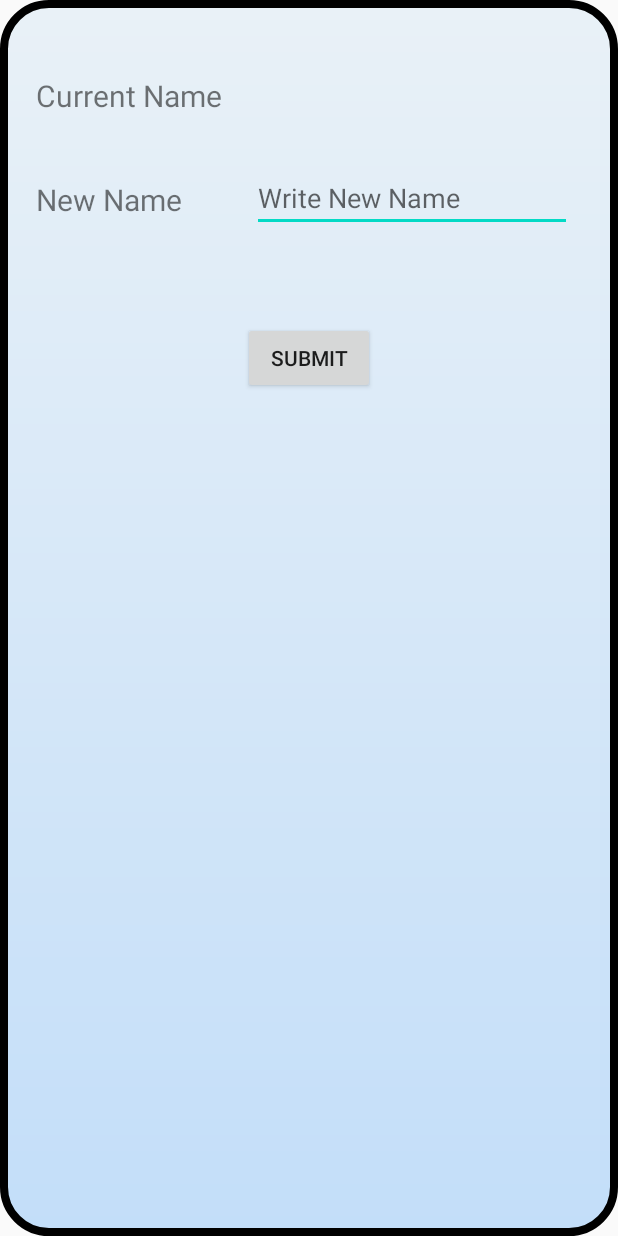
After one commit to akuldr67/DotJoin, an Android app: the ChangeName screen opened directly, with no data from a screen before it, on a phone screen of 412 x 824 dp. The commit adds this screen. Run offline under Robolectric (Android 15) with nearby library versions, the phone set to English and light mode, and no system bars.

Commit message:
Settings menu added to change name and view about game and developers

```diff
--- a/app/build.gradle
+++ b/app/build.gradle
@@ -42,5 +42,4 @@ dependencies {
     implementation 'androidx.recyclerview:recyclerview:1.2.0-alpha03'
 
 
-
 }
--- /dev/null
+++ b/app/src/main/java/com/example/dotjoin/ChangeName.java
@@ -0,0 +1,62 @@
+package com.example.dotjoin;
+
+import androidx.appcompat.app.AppCompatActivity;
+
+import android.content.Context;
+import android.content.SharedPreferences;
+import android.os.Bundle;
+import android.view.View;
+import android.widget.Button;
+import android.widget.EditText;
+import android.widget.TextView;
+import android.widget.Toast;
+
+public class ChangeName extends AppCompatActivity {
+    private SharedPreferences mSharedPreferences;
+    private SharedPreferences.Editor myEdit;
+    private String mCurrentUserName;
+
+    private TextView currentName;
+    private EditText newName;
+    private Button submitButton;
+    private String newNameWritten;
+
+    @Override
+    protected void onCreate(Bundle savedInstanceState) {
+        super.onCreate(savedInstanceState);
+        setContentView(R.layout.activity_change_name);
+
+        mSharedPreferences = getSharedPreferences("com.example.dotjoin.file", Context.MODE_PRIVATE);
+        mCurrentUserName=mSharedPreferences.getString("UserName","");
+
+        currentName = findViewById(R.id.currentNameValue);
+        currentName.setText(mCurrentUserName);
+
+        newName = findViewById(R.id.NewNameValue);
+
+        newNameWritten = newName.getText().toString();
+
+        submitButton = findViewById(R.id.SubmitName);
+
+        submitButton.setOnClickListener(new View.OnClickListener() {
+            @Override
+            public void onClick(View v) {
+                newNameWritten = newName.getText().toString();
+                if(newNameWritten.equals("")){
+                    Toast.makeText(getApplicationContext(),"Please enter something",Toast.LENGTH_SHORT).show();
+                }
+                else{
+                    newName.setText("");
+                    myEdit=mSharedPreferences.edit();
+                    mCurrentUserName = newNameWritten;
+                    myEdit.putString("UserName",mCurrentUserName);
+                    myEdit.apply();
+                    Toast.makeText(getApplicationContext(),"Name changed Successfully",Toast.LENGTH_SHORT).show();
+                    finish();
+//                    startActivity(getIntent());
+                }
+            }
+        });
+
+    }
+}
--- a/app/src/main/java/com/example/dotjoin/WaitingPlace.java
+++ b/app/src/main/java/com/example/dotjoin/WaitingPlace.java
@@ -214,6 +214,7 @@ public class WaitingPlace extends AppCompatActivity {
                                 intent.putExtra("RoomId", roomId);
                                 intent.putExtra("PlayerNo", playerNo);
                                 Log.d("checkk","finishing Waiting Place");
+                                intent.addFlags(Intent.FLAG_ACTIVITY_CLEAR_TOP);
                                 finish();
                                 Log.d("checkk","Starting Online GamePlay");
                                 startActivity(intent);
--- /dev/null
+++ b/app/src/main/res/drawable/ic_settings_black_24dp.xml
@@ -0,0 +1,5 @@
+<vector android:height="24dp" android:tint="#000000"
+    android:viewportHeight="24" android:viewportWidth="24"
+    android:width="24dp" xmlns:android="http://schemas.android.com/apk/res/android">
+    <path android:fillColor="#FF000000" android:pathData="M19.1,12.9a2.8,2.8 0,0 0,0.1 -0.9,2.8 2.8,0 0,0 -0.1,-0.9l2.1,-1.6a0.7,0.7 0,0 0,0.1 -0.6L19.4,5.5a0.7,0.7 0,0 0,-0.6 -0.2l-2.4,1a6.5,6.5 0,0 0,-1.6 -0.9l-0.4,-2.6a0.5,0.5 0,0 0,-0.5 -0.4H10.1a0.5,0.5 0,0 0,-0.5 0.4L9.3,5.4a5.6,5.6 0,0 0,-1.7 0.9l-2.4,-1a0.4,0.4 0,0 0,-0.5 0.2l-2,3.4c-0.1,0.2 0,0.4 0.2,0.6l2,1.6a2.8,2.8 0,0 0,-0.1 0.9,2.8 2.8,0 0,0 0.1,0.9L2.8,14.5a0.7,0.7 0,0 0,-0.1 0.6l1.9,3.4a0.7,0.7 0,0 0,0.6 0.2l2.4,-1a6.5,6.5 0,0 0,1.6 0.9l0.4,2.6a0.5,0.5 0,0 0,0.5 0.4h3.8a0.5,0.5 0,0 0,0.5 -0.4l0.3,-2.6a5.6,5.6 0,0 0,1.7 -0.9l2.4,1a0.4,0.4 0,0 0,0.5 -0.2l2,-3.4c0.1,-0.2 0,-0.4 -0.2,-0.6ZM12,15.6A3.6,3.6 0,1 1,15.6 12,3.6 3.6,0 0,1 12,15.6Z"/>
+</vector>
--- /dev/null
+++ b/app/src/main/res/layout/activity_change_name.xml
@@ -0,0 +1,76 @@
+<?xml version="1.0" encoding="utf-8"?>
+<androidx.constraintlayout.widget.ConstraintLayout xmlns:android="http://schemas.android.com/apk/res/android"
+    xmlns:app="http://schemas.android.com/apk/res-auto"
+    xmlns:tools="http://schemas.android.com/tools"
+    android:layout_width="match_parent"
+    android:layout_height="match_parent"
+    android:background="@drawable/chat_box_background"
+    tools:context=".ChangeName">
+
+    <TextView
+        android:id="@+id/currentName"
+        android:layout_width="wrap_content"
+        android:layout_height="wrap_content"
+        android:layout_marginStart="24dp"
+        android:layout_marginTop="50dp"
+        android:text="Current Name"
+        android:textSize="20dp"
+        app:layout_constraintStart_toStartOf="parent"
+        app:layout_constraintTop_toTopOf="parent" />
+
+    <TextView
+        android:id="@+id/currentNameValue"
+        android:layout_width="wrap_content"
+        android:layout_height="wrap_content"
+        android:layout_marginStart="16dp"
+        android:layout_marginTop="50dp"
+        android:layout_marginEnd="24dp"
+        android:text="Your Name"
+        android:textSize="20dp"
+        app:layout_constraintEnd_toEndOf="parent"
+        app:layout_constraintStart_toEndOf="@+id/currentName"
+        app:layout_constraintTop_toTopOf="parent" />
+
+    <TextView
+        android:id="@+id/NewName"
+        android:layout_width="wrap_content"
+        android:layout_height="wrap_content"
+        android:layout_marginStart="24dp"
+        android:layout_marginTop="42dp"
+        android:text="New Name"
+        android:textSize="20dp"
+        app:layout_constraintStart_toStartOf="parent"
+        app:layout_constraintTop_toBottomOf="@+id/currentName" />
+
+    <EditText
+        android:id="@+id/NewNameValue"
+        android:layout_width="wrap_content"
+        android:layout_height="wrap_content"
+        android:layout_marginStart="16dp"
+        android:layout_marginTop="32dp"
+        android:ems="10"
+        android:inputType="textPersonName"
+        android:hint="Write New Name"
+        app:layout_constraintEnd_toEndOf="parent"
+        app:layout_constraintStart_toEndOf="@+id/NewName"
+        app:layout_constraintTop_toBottomOf="@+id/currentNameValue" />
+
+    <LinearLayout
+        android:id="@+id/linear1"
+        android:layout_width="match_parent"
+        android:layout_height="wrap_content"
+        android:layout_marginTop="60dp"
+        android:gravity="center"
+        android:orientation="horizontal"
+        app:layout_constraintStart_toStartOf="parent"
+        app:layout_constraintTop_toBottomOf="@+id/NewNameValue">
+
+        <Button
+            android:id="@+id/SubmitName"
+            android:layout_width="wrap_content"
+            android:layout_height="wrap_content"
+            android:text="Submit" />
+
+    </LinearLayout>
+
+</androidx.constraintlayout.widget.ConstraintLayout>
--- a/app/src/main/res/values/styles.xml
+++ b/app/src/main/res/values/styles.xml
@@ -1,7 +1,7 @@
 <resources>
 
     <!-- Base application theme. -->
-    <style name="AppTheme" parent="Theme.AppCompat.Light.DarkActionBar">
+    <style name="AppTheme" parent="Theme.AppCompat.Light.NoActionBar">
         <!-- Customize your theme here. -->
         <item name="colorPrimary">@color/colorPrimary</item>
         <item name="colorPrimaryDark">@color/colorPrimaryDark</item>
```
Also changed, not shown: app/src/main/AndroidManifest.xml (+20 -6 lines), app/src/main/java/com/example/dotjoin/MainActivity.java (+35 -1 lines), app/src/main/java/com/example/dotjoin/aboutGame.java (added, +26 -0 lines), app/src/main/java/com/example/dotjoin/aboutUs.java (added, +22 -0 lines), app/src/main/res/layout/activity_about_game.xml (added, +50 -0 lines), app/src/main/res/layout/activity_about_us.xml (added, +50 -0 lines), app/src/main/res/layout/activity_main.xml (+12 -0 lines), app/src/main/res/menu/popup_menu.xml (added, +14 -0 lines).
